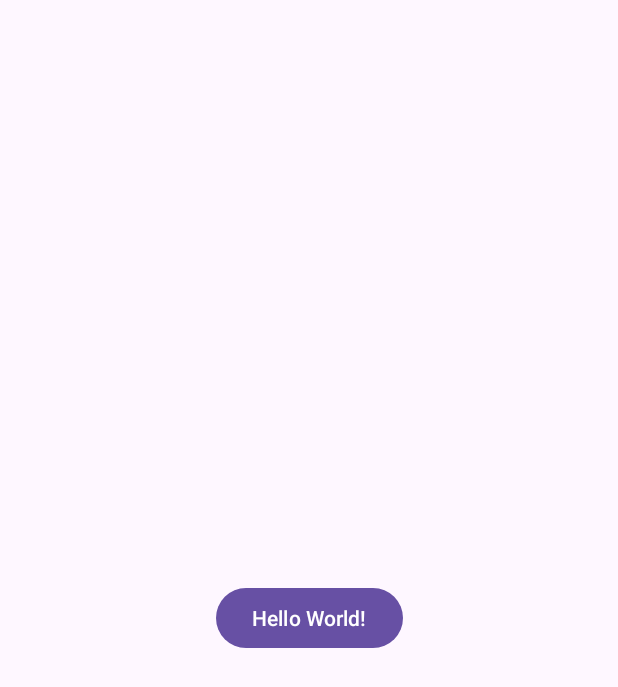
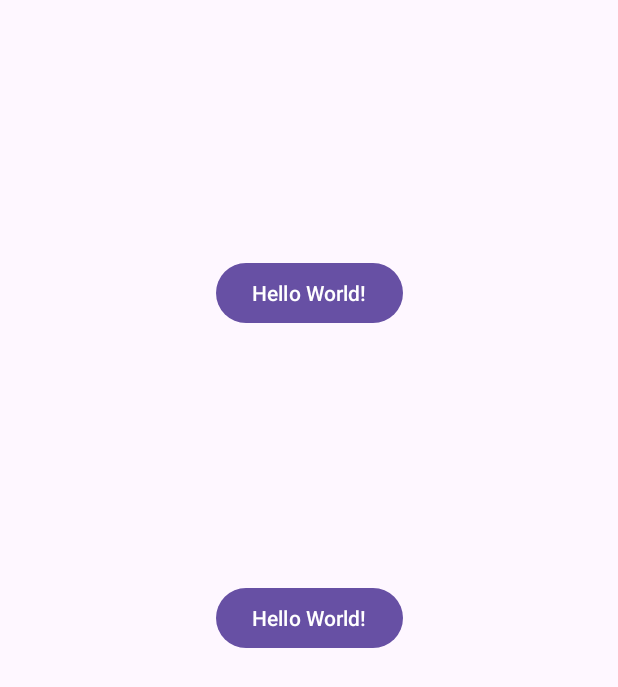
Before and after one commit to ShaimaGabr/April2025Git, an Android app: the screen it shows after launch (MainActivity), on a phone screen of 412 x 824 dp. Shown: the top 687 px of the screen. Run offline under Robolectric (Android 15) with nearby library versions, the phone set to English and light mode, and no system bars.

Commit message:
button two

```diff
--- a/app/src/main/res/layout/activity_main.xml
+++ b/app/src/main/res/layout/activity_main.xml
@@ -16,4 +16,15 @@
         app:layout_constraintStart_toStartOf="parent"
         app:layout_constraintTop_toTopOf="parent" />
 
+    <Button
+        android:layout_width="wrap_content"
+        android:layout_height="wrap_content"
+        android:text="Hello World!"
+        app:layout_constraintBottom_toBottomOf="parent"
+        app:layout_constraintEnd_toEndOf="parent"
+        app:layout_constraintHorizontal_bias="0.501"
+        app:layout_constraintStart_toStartOf="parent"
+        app:layout_constraintTop_toTopOf="parent"
+        app:layout_constraintVertical_bias="0.221" />
+
 </androidx.constraintlayout.widget.ConstraintLayout>
```
